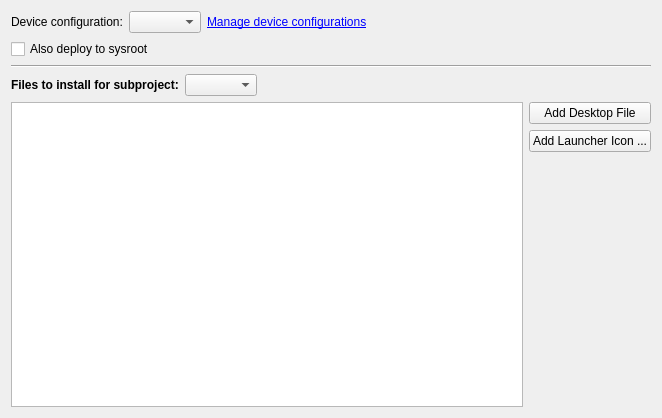
Before: the Qt Designer form src/plugins/qt4projectmanager/qt-maemo/maemodeploystepwidget.ui in qt-creator/qt-creator, drawn with Qt 5.
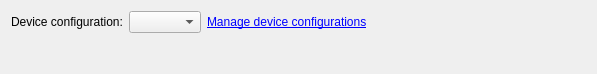
After: the same form once the commit is applied.

The edit to the form file:
```diff
--- a/src/plugins/qt4projectmanager/qt-maemo/maemodeploystepwidget.ui
+++ b/src/plugins/qt4projectmanager/qt-maemo/maemodeploystepwidget.ui
@@ -6,8 +6,8 @@
    <rect>
     <x>0</x>
     <y>0</y>
-    <width>662</width>
-    <height>418</height>
+    <width>597</width>
+    <height>74</height>
    </rect>
   </property>
   <property name="windowTitle">
@@ -53,144 +53,17 @@
     </layout>
    </item>
    <item>
-    <layout class="QHBoxLayout" name="horizontalLayout_2">
-     <item>
-      <widget class="QCheckBox" name="deployToSysrootCheckBox">
-       <property name="text">
-        <string>Also deploy to sysroot</string>
-       </property>
-      </widget>
-     </item>
-     <item>
-      <spacer name="horizontalSpacer_3">
-       <property name="orientation">
-        <enum>Qt::Horizontal</enum>
-       </property>
-       <property name="sizeHint" stdset="0">
-        <size>
-         <width>40</width>
-         <height>20</height>
-        </size>
-       </property>
-      </spacer>
-     </item>
-    </layout>
-   </item>
-   <item>
-    <widget class="Line" name="line">
+    <spacer name="verticalSpacer">
      <property name="orientation">
-      <enum>Qt::Horizontal</enum>
+      <enum>Qt::Vertical</enum>
      </property>
-    </widget>
-   </item>
-   <item>
-    <layout class="QHBoxLayout" name="horizontalLayout_3">
-     <item>
-      <widget class="QLabel" name="installLabel">
-       <property name="toolTip">
-        <string>These show the INSTALLS settings from the project file(s).</string>
-       </property>
-       <property name="text">
-        <string>&lt;b&gt;Files to install for subproject:&lt;/b&gt;</string>
-       </property>
-      </widget>
-     </item>
-     <item>
-      <widget class="QComboBox" name="modelComboBox">
-       <property name="sizeAdjustPolicy">
-        <enum>QComboBox::AdjustToContents</enum>
-       </property>
-      </widget>
-     </item>
-     <item>
-      <spacer name="horizontalSpacer_2">
-       <property name="orientation">
-        <enum>Qt::Horizontal</enum>
-       </property>
-       <property name="sizeHint" stdset="0">
-        <size>
-         <width>40</width>
-         <height>20</height>
-        </size>
-       </property>
-      </spacer>
-     </item>
-    </layout>
-   </item>
-   <item>
-    <layout class="QHBoxLayout" name="horizontalLayout_4">
-     <item>
-      <widget class="QTableView" name="tableView">
-       <property name="minimumSize">
-        <size>
-         <width>0</width>
-         <height>150</height>
-        </size>
-       </property>
-       <property name="toolTip">
-        <string>Edit the project file to add or remove entries.</string>
-       </property>
-       <property name="textElideMode">
-        <enum>Qt::ElideMiddle</enum>
-       </property>
-       <property name="horizontalScrollMode">
-        <enum>QAbstractItemView::ScrollPerPixel</enum>
-       </property>
-       <property name="showGrid">
-        <bool>false</bool>
-       </property>
-       <property name="wordWrap">
-        <bool>false</bool>
-       </property>
-       <attribute name="horizontalHeaderDefaultSectionSize">
-        <number>400</number>
-       </attribute>
-       <attribute name="horizontalHeaderHighlightSections">
-        <bool>false</bool>
-       </attribute>
-       <attribute name="horizontalHeaderMinimumSectionSize">
-        <number>100</number>
-       </attribute>
-       <attribute name="horizontalHeaderStretchLastSection">
-        <bool>true</bool>
-       </attribute>
-       <attribute name="verticalHeaderVisible">
-        <bool>false</bool>
-       </attribute>
-      </widget>
-     </item>
-     <item>
-      <layout class="QVBoxLayout" name="verticalLayout">
-       <item>
-        <widget class="QPushButton" name="addDesktopFileButton">
-         <property name="text">
-          <string>Add Desktop File</string>
-         </property>
-        </widget>
-       </item>
-       <item>
-        <widget class="QPushButton" name="addIconButton">
-         <property name="text">
-          <string>Add Launcher Icon ...</string>
-         </property>
-        </widget>
-       </item>
-       <item>
-        <spacer name="verticalSpacer">
-         <property name="orientation">
-          <enum>Qt::Vertical</enum>
-         </property>
-         <property name="sizeHint" stdset="0">
-          <size>
-           <width>20</width>
-           <height>40</height>
-          </size>
-         </property>
-        </spacer>
-       </item>
-      </layout>
-     </item>
-    </layout>
+     <property name="sizeHint" stdset="0">
+      <size>
+       <width>20</width>
+       <height>40</height>
+      </size>
+     </property>
+    </spacer>
    </item>
   </layout>
  </widget>
```
